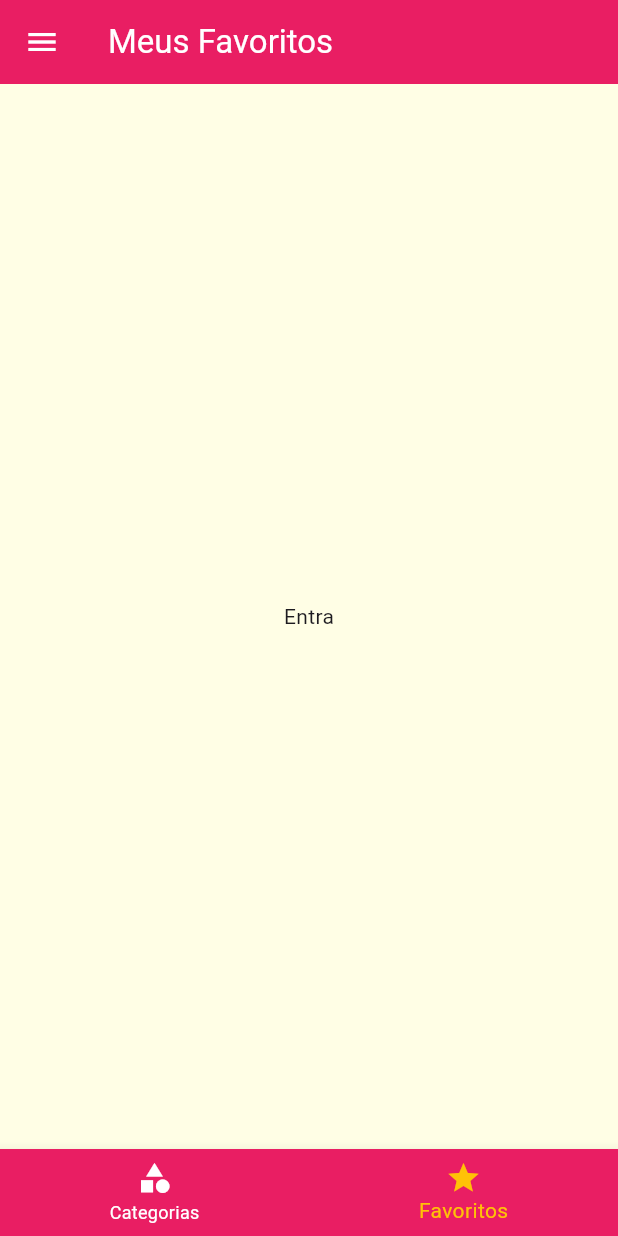
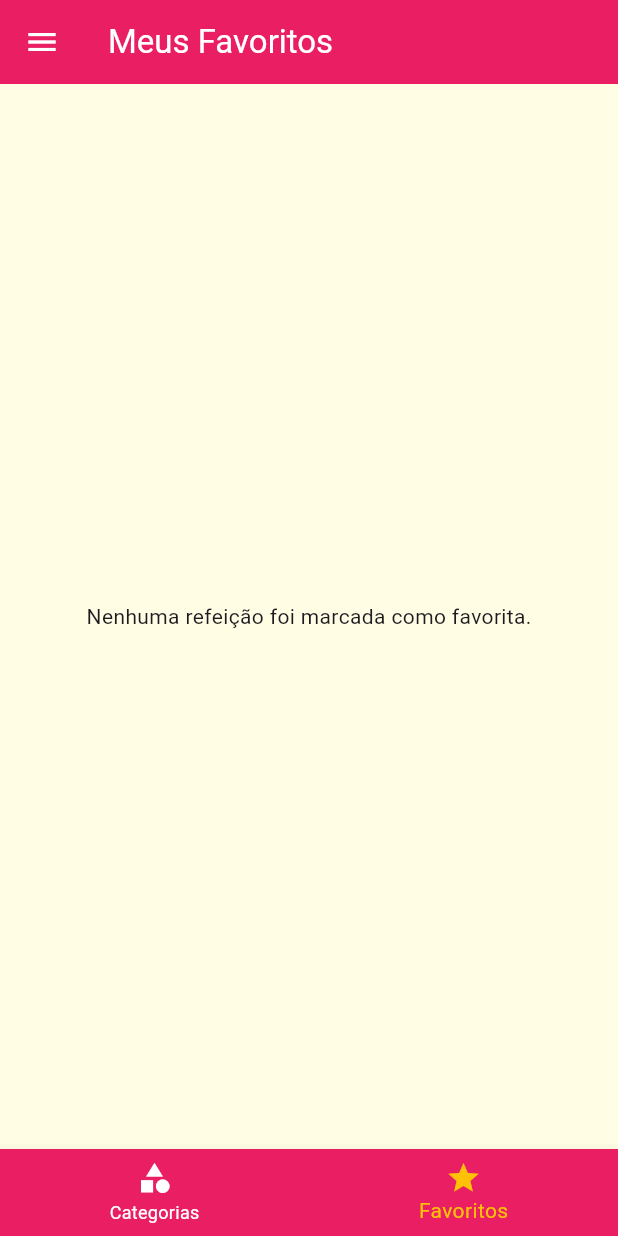
Before and after one commit to fabionmoraes/flutter-meals, a Flutter app: the screen it shows after launch, item 2 of the bottom bar chosen, on a phone screen of 412 x 824 dp. Run offline on Flutter 3.47's test engine with Material 3 defaults, Android fonts, the phone set to English and light mode, and no system bars.

Commit message:
new code

```diff
--- a/lib/main.dart
+++ b/lib/main.dart
@@ -23,10 +23,14 @@ class MyApp extends StatefulWidget {
 }
 
 class _MyAppState extends State<MyApp> {
+  Settings settings = Settings();
   List<Meal> _availableMeals = dummyMeals;
+  final List<Meal> _favoriteMeals = [];
 
   void _filterMeals(Settings settings) {
     setState(() {
+      this.settings = settings;
+
       _availableMeals = dummyMeals.where((meal) {
         final filterGluten = settings.isGlutenFree && !meal.isGlutenFree;
         final filterLactose = settings.isLactoseFree && !meal.isLactoseFree;
@@ -41,12 +45,23 @@ class _MyAppState extends State<MyApp> {
     });
   }
 
+  void _toggleFavorite(Meal meal) {
+    setState(() {
+      _favoriteMeals.contains(meal)
+          ? _favoriteMeals.remove(meal)
+          : _favoriteMeals.add(meal);
+    });
+  }
+
+  bool _isFavoriteMeal(Meal meal) {
+    return _favoriteMeals.contains(meal);
+  }
+
   @override
   Widget build(BuildContext context) {
     final ThemeData theme = ThemeData();
 
     return MaterialApp(
-      title: 'DeliMeals',
       theme: theme.copyWith(
         appBarTheme: theme.appBarTheme.copyWith(
           backgroundColor: Colors.pink,
@@ -78,16 +93,17 @@ class _MyAppState extends State<MyApp> {
         ),
       ),
       routes: {
-        AppRoutes.home: (_) => const TabsScreen(),
+        AppRoutes.home: (_) => TabsScreen(_favoriteMeals),
         AppRoutes.categoriesMeals: (_) =>
             CategoriesMealsScreen(_availableMeals),
-        AppRoutes.mealDetail: (_) => const MealDetailScreen(),
-        AppRoutes.settings: (_) => SettingsScreen(_filterMeals),
+        AppRoutes.mealDetail: (_) =>
+            MealDetailScreen(_toggleFavorite, _isFavoriteMeal),
+        AppRoutes.settings: (_) => SettingsScreen(settings, _filterMeals),
       },
       onUnknownRoute: (settings) {
         return MaterialPageRoute(
           builder: (_) {
-            return const TabsScreen();
+            return TabsScreen(_favoriteMeals);
           },
         );
       },
--- a/lib/screens/favorite.dart
+++ b/lib/screens/favorite.dart
@@ -1,12 +1,26 @@
 import 'package:flutter/material.dart';
 
+import '../models/meal.dart';
+import '../components/meal_item.dart';
+
 class FavoriteScreen extends StatelessWidget {
-  const FavoriteScreen({super.key});
+  final List<Meal> favoriteMeals;
+
+  const FavoriteScreen(this.favoriteMeals, {super.key});
 
   @override
   Widget build(BuildContext context) {
-    return Center(
-      child: Text('Entra'),
+    if (favoriteMeals.isEmpty) {
+      return const Center(
+        child: Text('Nenhuma refeição foi marcada como favorita.'),
+      );
+    }
+
+    return ListView.builder(
+      itemCount: favoriteMeals.length,
+      itemBuilder: (ctx, index) => MealItem(
+        favoriteMeals[index],
+      ),
     );
   }
 }
--- a/lib/screens/tabs.dart
+++ b/lib/screens/tabs.dart
@@ -3,9 +3,12 @@ import 'package:flutter/material.dart';
 import './categories/home.dart';
 import 'favorite.dart';
 import '../components/main_drawer.dart';
+import '../models/meal.dart';
 
 class TabsScreen extends StatefulWidget {
-  const TabsScreen({super.key});
+  final List<Meal> favoriteMeals;
+
+  const TabsScreen(this.favoriteMeals, {super.key});
 
   @override
   State<TabsScreen> createState() => _TabsScreenState();
@@ -13,10 +16,20 @@ class TabsScreen extends StatefulWidget {
 
 class _TabsScreenState extends State<TabsScreen> {
   int _selectedScreenIndex = 0;
-  final List<Map<String, Object>> _screens = [
-    {'title': 'Lista de Categorias', 'screen': const CategoriesScreen()},
-    {'title': 'Meus Favoritos', 'screen': const FavoriteScreen()},
-  ];
+  List<Map<String, Object>> _screens = [];
+
+  @override
+  void initState() {
+    super.initState();
+
+    _screens = [
+      {'title': 'Lista de Categorias', 'screen': const CategoriesScreen()},
+      {
+        'title': 'Meus Favoritos',
+        'screen': FavoriteScreen(widget.favoriteMeals)
+      },
+    ];
+  }
 
   _selectedScreen(int index) {
     setState(() {
```
Also changed, not shown: lib/screens/categories/detail.dart (+6 -3 lines), lib/screens/settings.dart (+10 -2 lines).
